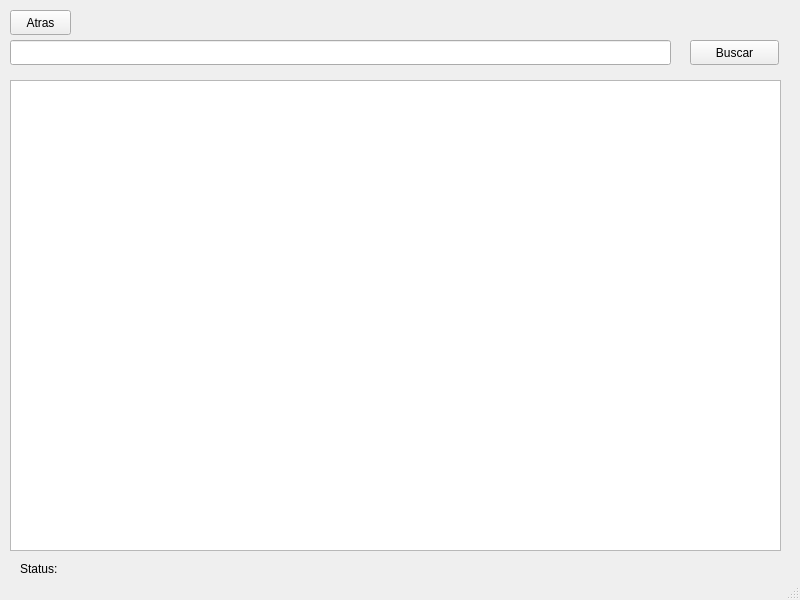
First picture: the form in GUI/TECFS-QT/src/ceSearch/cesearch.ui, repository MAU143429/TECFS-CE-2103, before the edit.
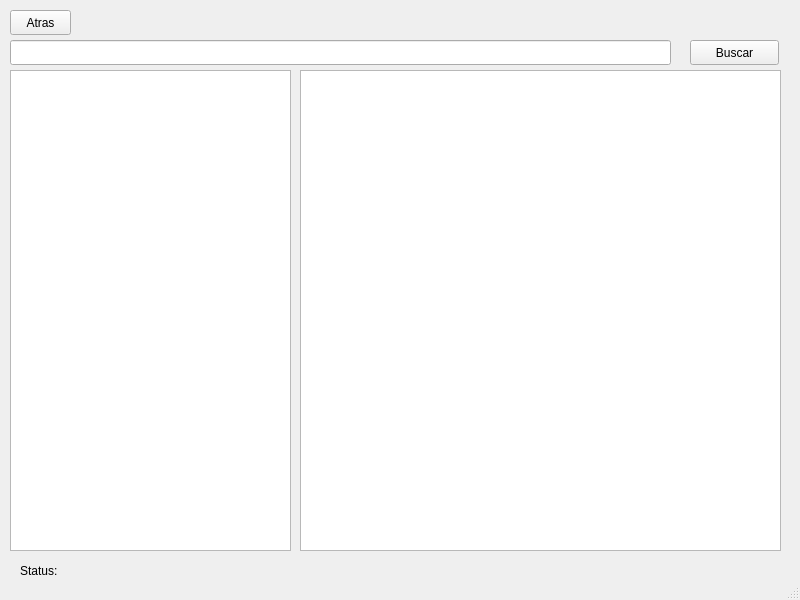
Second picture: the form after the edit.

Diff of the .ui file:
```diff
--- a/GUI/TECFS-QT/src/ceSearch/cesearch.ui
+++ b/GUI/TECFS-QT/src/ceSearch/cesearch.ui
@@ -37,16 +37,6 @@
      <string>Atras</string>
     </property>
    </widget>
-   <widget class="QListView" name="listView">
-    <property name="geometry">
-     <rect>
-      <x>10</x>
-      <y>80</y>
-      <width>771</width>
-      <height>471</height>
-     </rect>
-    </property>
-   </widget>
    <widget class="QPushButton" name="searchBtn">
     <property name="geometry">
      <rect>
@@ -82,13 +72,36 @@
       <x>20</x>
       <y>560</y>
       <width>51</width>
-      <height>17</height>
+      <height>21</height>
      </rect>
     </property>
     <property name="text">
      <string>Status:</string>
     </property>
    </widget>
+   <widget class="QListWidget" name="listWidget">
+    <property name="geometry">
+     <rect>
+      <x>10</x>
+      <y>70</y>
+      <width>281</width>
+      <height>481</height>
+     </rect>
+    </property>
+   </widget>
+   <widget class="QTextEdit" name="textEdit">
+    <property name="geometry">
+     <rect>
+      <x>300</x>
+      <y>70</y>
+      <width>481</width>
+      <height>481</height>
+     </rect>
+    </property>
+    <property name="readOnly">
+     <bool>true</bool>
+    </property>
+   </widget>
   </widget>
   <widget class="QStatusBar" name="statusbar"/>
  </widget>
```
